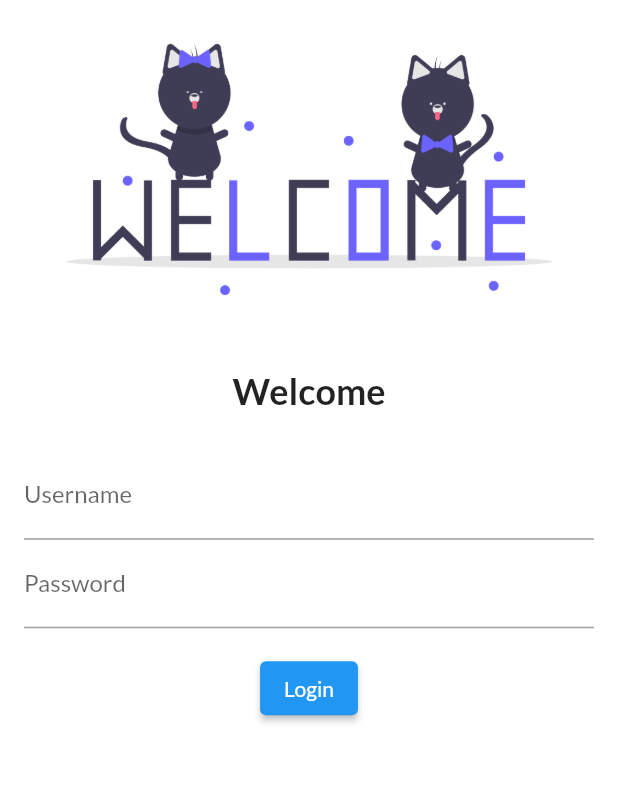
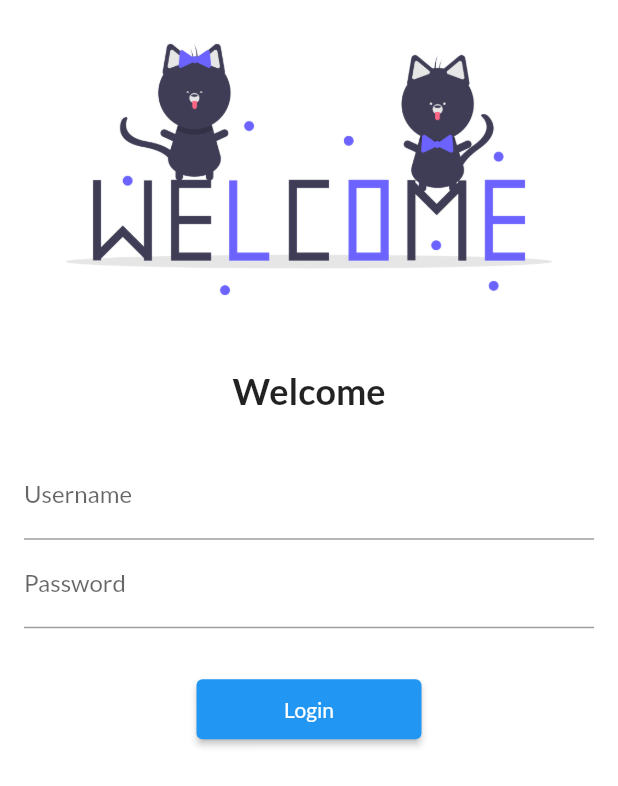
Before and after one commit to Rahul0714/flutter-from-basics, a Flutter app: the screen it shows after launch, after a tap on "Login", on a phone screen of 412 x 824 dp. Shown: the top 786 px of the screen. Run offline on Flutter 3.47's test engine with Material 2 defaults, Android fonts, the phone set to English and light mode, and no system bars; our stand-ins replace google_fonts.

Commit message:
Day 3 Completed

```diff
--- a/lib/Pages/login_page.dart
+++ b/lib/Pages/login_page.dart
@@ -1,13 +1,17 @@
 import 'package:flutter/material.dart';
+import 'package:flutter_30_days/utils/routes.dart';
 
 class LoginPage extends StatelessWidget {
   const LoginPage({Key? key}) : super(key: key);
 
   @override
   Widget build(BuildContext context) {
+    TextEditingController _username = TextEditingController();
+    TextEditingController _password = TextEditingController();
     // ignore: prefer_const_constructors
     return Material(
       color: Colors.white,
+      child: SingleChildScrollView(
         child: Column(children: [
           Image.asset("assets/images/cats.png"),
           const SizedBox(
@@ -23,6 +27,7 @@ class LoginPage extends StatelessWidget {
             child: Column(
               children: [
                 TextFormField(
+                  controller: _username,
                   // ignore: prefer_const_constructors
                   decoration: InputDecoration(
                     hintText: "Enter Username",
@@ -30,6 +35,7 @@ class LoginPage extends StatelessWidget {
                   ),
                 ),
                 TextFormField(
+                  controller: _password,
                   // ignore: prefer_const_constructors
                   decoration: InputDecoration(
                     hintText: "Enter Password",
@@ -40,11 +46,22 @@ class LoginPage extends StatelessWidget {
               ],
             ),
           ),
+          const SizedBox(
+            height: 14,
+          ),
           ElevatedButton(
-          onPressed: () {},
+            onPressed: () {
+              // ignore: prefer_const_constructors
+              (_username.text.isNotEmpty && _password.text.isNotEmpty)
+                  ? Navigator.pushNamed(context, MyRoutes.homeRoute)
+                  // ignore: prefer_const_constructors, avoid_print
+                  : print("Kuch to dalna");
+            },
             child: const Text("Login"),
+            style: TextButton.styleFrom(minimumSize: const Size(150, 40)),
           ),
         ]),
+      ),
     );
   }
 }
--- /dev/null
+++ b/lib/utils/routes.dart
@@ -0,0 +1,4 @@
+class MyRoutes {
+  static String homeRoute = "/home";
+  static String loginRoute = '/login';
+}
```
Lines whose indentation alone changed are shown as unchanged.
